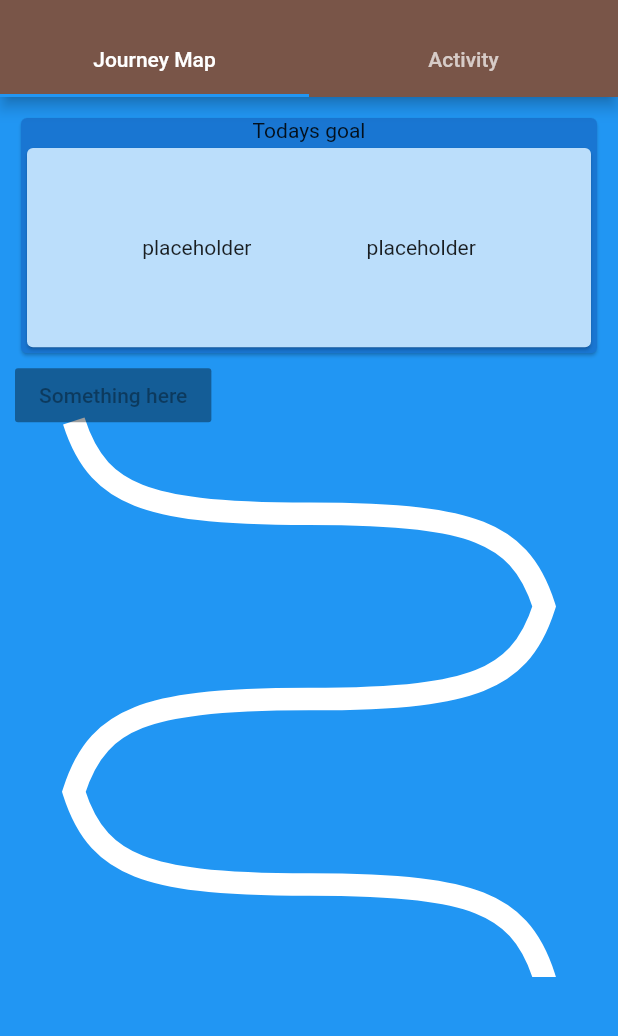
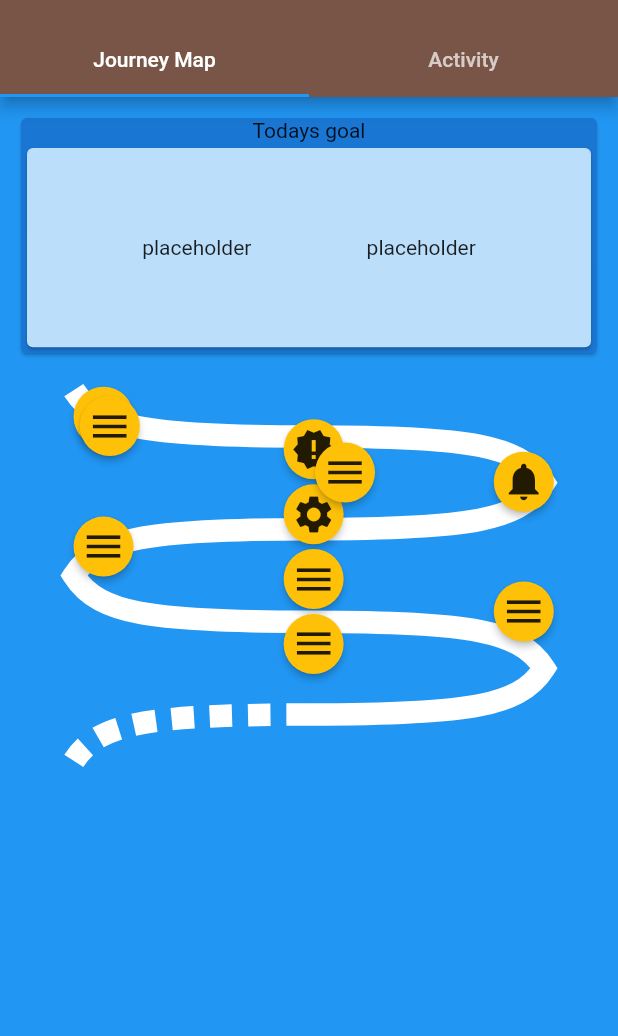
Before and after one commit to ychlgxbh/Learning, a Flutter app: the screen it shows after launch, on a phone screen of 412 x 824 dp, the part 59-1095 px from its top. Run offline on Flutter 3.47's test engine with Material 2 defaults, Android fonts, the phone set to English and light mode, and no system bars; our stand-ins replace path_drawing.

Commit message:
unfinished, change new mind

```diff
--- a/journey_page/lib/curvePainter.dart
+++ b/journey_page/lib/curvePainter.dart
@@ -1,10 +1,19 @@
-import 'dart:io';
-
 import 'package:flutter/material.dart';
 import 'package:journey_page/curvePathInfo.dart';
+import 'package:journey_page/iconPosition.dart';
 import 'package:path_drawing/path_drawing.dart';
 
 class CurvePainter extends CustomPainter {
+  List<IconPosition> iconPosition;
+
+  CurvePainter(this.iconPosition);
+  List<IconPosition> generateIconPosition(Size size) {
+    generateCurveSegment(2 * size.width / 20, 1 * size.height / 20, size.width,
+        size.height, 8, true, 1.5);
+
+    return iconPosition;
+  }
+
   List<CurvePathInfo> generateCurveSegment(
     double startX,
     double startY,
@@ -41,6 +50,11 @@ class CurvePainter extends CustomPainter {
             : currentX - 1 * width / 20;
         referPointY = currentX < 14 * width / 20 ? currentY : nextY;
       }
+      //print(iconPosition.length);
+      iconPosition.add(new IconPosition(
+        currentX,
+        currentY,
+      ));
 
       // store the info in an object
       CurvePathInfo temp = CurvePathInfo(
@@ -51,10 +65,10 @@ class CurvePainter extends CustomPainter {
         direction: direction,
         curveWeight: weight,
       );
-      print(temp.destX.toString());
-      print(temp.destY.toString());
-      print(temp.refX.toString());
-      print(temp.refY.toString());
+      // print(temp.destX.toString());
+      // print(temp.destY.toString());
+      // print(temp.refX.toString());
+      // print(temp.refY.toString());
       //change the coordinate of current point to prepare for the next round
       currentX = nextX;
       currentY = nextY;
@@ -126,6 +140,10 @@ class CurvePainter extends CustomPainter {
       ),
       paint,
     );
+    print(curveSegmentInfo[0].destX.toString());
+    print(curveSegmentInfo[0].destY.toString());
+    print(curveSegmentInfo[1].destX.toString());
+    print(curveSegmentInfo[1].destY.toString());
   }
 
   @override
--- /dev/null
+++ b/journey_page/lib/flowCurve.dart
@@ -0,0 +1,52 @@
+import 'package:flutter/material.dart';
+import 'package:journey_page/flowCurveDelegate.dart';
+import 'package:journey_page/flowWidgetItem.dart';
+import 'package:journey_page/iconPosition.dart';
+
+class FlowCurve extends StatefulWidget {
+  final double diametre;
+  final List<IconPosition> iconPosition;
+  FlowCurve(this.diametre, this.iconPosition);
+  @override
+  _FlowCurveState createState() => _FlowCurveState();
+}
+
+class _FlowCurveState extends State<FlowCurve>
+    with SingleTickerProviderStateMixin {
+  AnimationController curveAnimation;
+  final List<IconData> curveItems = <IconData>[
+    Icons.home,
+    Icons.new_releases,
+    Icons.notifications,
+    Icons.settings,
+    Icons.menu,
+    Icons.menu,
+    Icons.menu,
+    Icons.menu,
+    Icons.menu,
+    Icons.menu,
+    Icons.menu,
+  ];
+
+  @override
+  void initState() {
+    super.initState();
+    curveAnimation = AnimationController(
+      duration: const Duration(microseconds: 250),
+      vsync: this,
+    );
+  }
+
+  @override
+  Widget build(BuildContext context) {
+    return Container(
+      child: Flow(
+        delegate: FlowCurveDelegate(widget.iconPosition,curveAnimation: curveAnimation,),
+        children: curveItems
+            .map<Widget>(
+              (IconData icon) => FlowWidgetItem(widget.diametre, icon))
+            .toList(),
+      ),
+    );
+  }
+}
--- /dev/null
+++ b/journey_page/lib/flowCurveDelegate.dart
@@ -0,0 +1,35 @@
+import 'package:flutter/material.dart';
+import 'package:journey_page/iconPosition.dart';
+
+class FlowCurveDelegate extends FlowDelegate {
+  final Animation<double> curveAnimation;
+  final List<IconPosition> iconPosition;
+
+  FlowCurveDelegate(this.iconPosition, {this.curveAnimation}) : super(repaint: curveAnimation);
+
+  @override
+  bool shouldRepaint(FlowCurveDelegate oldDelegate) {
+    return curveAnimation != oldDelegate.curveAnimation;
+  }
+
+  @override
+  void paintChildren(FlowPaintingContext context) {
+    print('context size');
+    print(context.size.width);
+    print(context.size.height);
+    final width = context.size.width;
+    final height = context.size.height;
+    for (int i = 0; i < 10; i++) {
+
+      context.paintChild(
+        i,
+        transform: Matrix4.translationValues(
+
+          iconPosition[i].x,
+          iconPosition[i].y,
+          0,
+        ),
+      );
+    }
+  }
+}
--- /dev/null
+++ b/journey_page/lib/flowWidgetItem.dart
@@ -0,0 +1,24 @@
+import 'package:flutter/material.dart';
+import 'package:journey_page/iconPosition.dart';
+
+class FlowWidgetItem extends StatelessWidget {
+  final double diametre;
+  final IconData icon;
+
+  FlowWidgetItem(this.diametre, this.icon);
+  @override
+  Widget build(BuildContext context) {
+    return RawMaterialButton(
+      shape: CircleBorder(),
+      fillColor: Colors.amber,
+      child: Icon(
+        icon,
+        size: 30,
+      ),
+      constraints: BoxConstraints.tight(
+        Size(diametre, diametre),
+      ),
+      onPressed: () {},
+    );
+  }
+}
--- /dev/null
+++ b/journey_page/lib/iconPosition.dart
@@ -0,0 +1,8 @@
+import 'package:flutter/material.dart';
+import 'package:journey_page/curvePainter.dart';
+
+class IconPosition{
+  double x;
+  double y;
+  IconPosition(this.x, this.y);
+}
--- a/journey_page/lib/main.dart
+++ b/journey_page/lib/main.dart
@@ -1,5 +1,7 @@
 import 'package:flutter/material.dart';
 import 'package:journey_page/CurvePainter.dart';
+import 'package:journey_page/flowCurve.dart';
+import 'package:journey_page/iconPosition.dart';
 
 void main() {
   runApp(MyApp());
@@ -47,7 +49,12 @@ class _MyHomePageState extends State<MyHomePage> {
     final _mediaQuery = MediaQuery.of(context);
     final _bodyHeight = _mediaQuery.size.height;
     final _bodyWidth = _mediaQuery.size.width;
+    List<IconPosition> iconPosition = [];
 
+    final _curvePainter = CurvePainter(iconPosition);
+    iconPosition = _curvePainter.generateIconPosition(
+      Size(17*_bodyWidth/20, 0.35*_bodyHeight),
+    );
     return DefaultTabController(
       length: _selectionTabs.length,
       child: Scaffold(
@@ -93,7 +100,8 @@ class _MyHomePageState extends State<MyHomePage> {
                                           Container(
                                             child: Text('placeholder'),
                                           ),
-                                          ]),
+                                        ],
+                                      ),
                                     ),
                                   )
                                 ],
@@ -104,21 +112,26 @@ class _MyHomePageState extends State<MyHomePage> {
                         Container(
                           child: Container(
                             height: _mediaQuery.size.height * 0.5,
+                            width: _mediaQuery.size.width,
                             // width: double.infinity,
                             //color: Colors.purple,
-                            child: SingleChildScrollView(
-                              scrollDirection: Axis.vertical,
                             child: Stack(
                               children: [
                                 CustomPaint(
-                                    painter: CurvePainter(),
+                                  painter: _curvePainter,
                                   size: Size(_bodyWidth, _bodyHeight),
+                                 // child: Text('test'),
                                 ),
-                                  RaisedButton(
-                                      child: Text('Something here'),
-                                      onPressed: null),
+                                FlowCurve(40, iconPosition),
+                                // Column(
+                                //   children: [
+                                //     Text(iconPosition[1].x.toString()),
+                                //     Text(iconPosition[1].y.toString()),
+                                //     Text(iconPosition[2].x.toString()),
+                                //     Text(iconPosition[2].y.toString()),
+                                //   ],
+                                // ),
                               ],
-                              ),
                             ),
                           ),
                         )
--- a/journey_page/pubspec.yaml
+++ b/journey_page/pubspec.yaml
@@ -29,6 +29,7 @@ dependencies:
   # The following adds the Cupertino Icons font to your application.
   # Use with the CupertinoIcons class for iOS style icons.
   cupertino_icons: ^1.0.0
+  bezier: any
 
 dev_dependencies:
   flutter_test:
```
Also changed, not shown: journey_page/pubspec.lock. Lines whose indentation alone changed are shown as unchanged.
